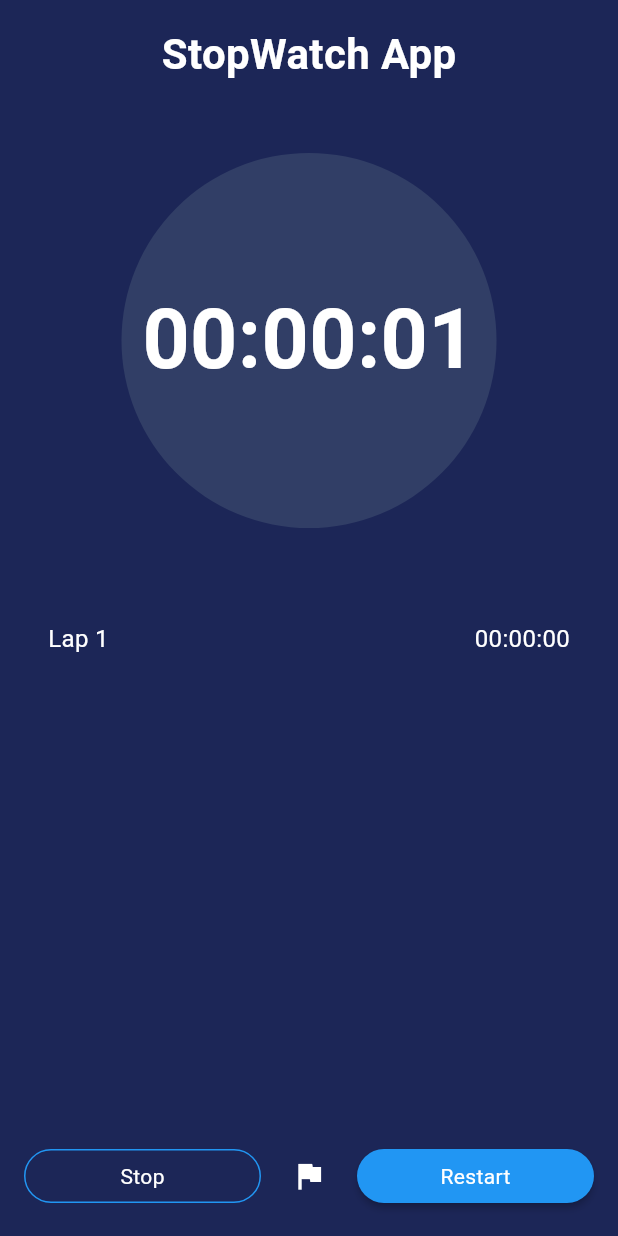
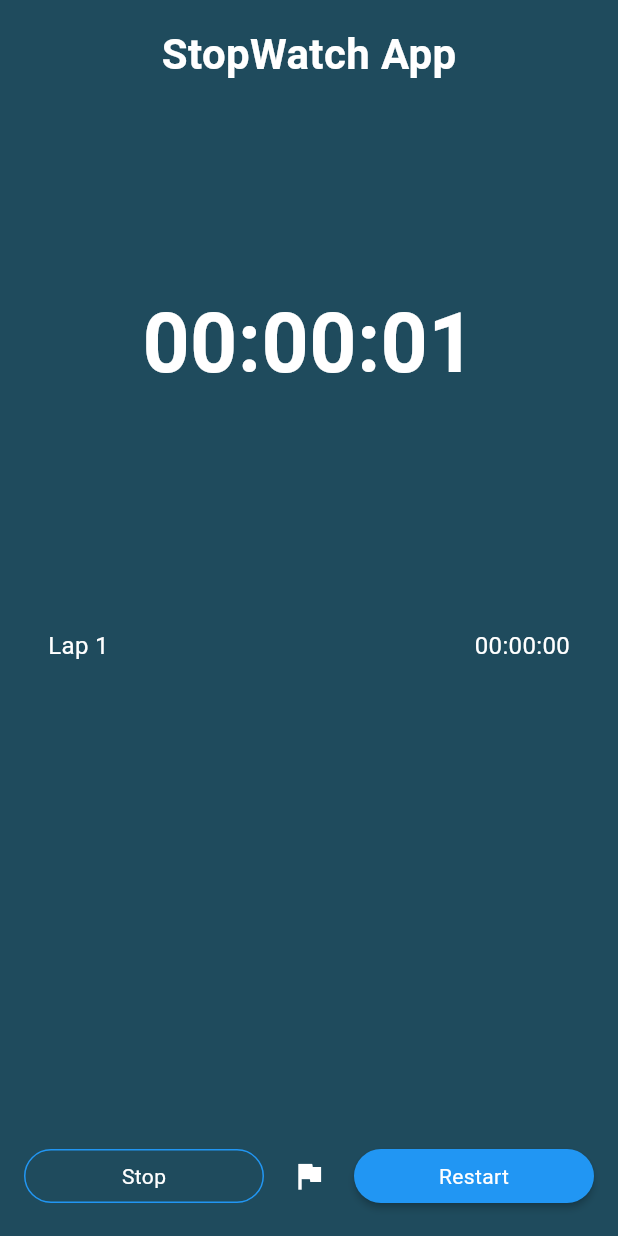
Before and after one commit to Vrushabh102/Vrushabh_wadalkar2.devtern, a Flutter app: the screen it shows after launch, item 2 of the bottom bar chosen, after a tap on "Start", on a phone screen of 412 x 824 dp. Run offline on Flutter 3.47's test engine with Material 3 defaults, Android fonts, the phone set to English and light mode, and no system bars.

Commit message:
completed project

```diff
--- a/lib/home_page.dart
+++ b/lib/home_page.dart
@@ -1,6 +1,7 @@
 import 'dart:async';
 
 import 'package:flutter/material.dart';
+
 class HomePage extends StatefulWidget {
   const HomePage({super.key});
 
@@ -9,43 +10,43 @@ class HomePage extends StatefulWidget {
 }
 
 class _HomePageState extends State {
-
   int sec = 0;
   int min = 0;
   int hrs = 0;
-  String digitSec ="00", digMin="00" ,digHr="00";
+  String digitSec = "00", digMin = "00", digHr = "00";
   Timer? timer;
   bool started = false;
 
-  List Laps=[];
+  List Laps = [];
 
   // stop Function
 
-  void stop()
-  {
+  void stop() {
     timer!.cancel();
     setState(() {
-      started=false;
+      started = false;
     });
   }
 
   // reset Function
 
-  void reset()
-  {
+  void reset() {
     timer!.cancel();
     setState(() {
-      sec = 0; min = 0; hrs =0;
-      digitSec="00"; digMin="00";digHr="00";
+      sec = 0;
+      min = 0;
+      hrs = 0;
+      digitSec = "00";
+      digMin = "00";
+      digHr = "00";
       Laps.clear();
-      started=false;
+      started = false;
     });
   }
 
   // adding Laps Function
 
-  void addlap()
-  {
+  void addlap() {
     String lap = "$digHr:$digMin:$digitSec";
     setState(() {
       Laps.add(lap);
@@ -54,36 +55,30 @@ class _HomePageState extends State {
 
   //  start Function
 
-  void start()
-  {
-    started=true;
-    timer = Timer.periodic(Duration(seconds: 1), (timer) {
-      int localsec= sec +1;
+  void start() {
+    started = true;
+    timer = Timer.periodic(const Duration(seconds: 1), (timer) {
+      int localsec = sec + 1;
       int localmin = min;
       int localhours = hrs;
-      if(localsec >59)
-      {
-        if(localmin >59)
-        {
+      if (localsec > 59) {
+        if (localmin > 59) {
           localhours++;
-          localmin=0;
-        }
-        else
-        {
+          localmin = 0;
+        } else {
           localmin++;
-          localsec=0;
+          localsec = 0;
         }
       }
 
       setState(() {
-        sec =localsec;
-        min =localmin;
-        hrs =localhours;
+        sec = localsec;
+        min = localmin;
+        hrs = localhours;
 
-        digitSec = (sec >=10)?"$sec ":"0$sec";
-        digMin = (min>=10)?"$min":"0$min";
-        digHr = (hrs>=10)?"$hrs":"0$hrs";
-
+        digitSec = (sec >= 10) ? "$sec " : "0$sec";
+        digMin = (min >= 10) ? "$min" : "0$min";
+        digHr = (hrs >= 10) ? "$hrs" : "0$hrs";
       });
     });
   }
@@ -91,39 +86,37 @@ class _HomePageState extends State {
   @override
   Widget build(BuildContext context) {
     return Scaffold(
-      backgroundColor: Color(0xFF1C2657),
+      backgroundColor: const Color.fromARGB(255, 31, 75, 93),
       body: SafeArea(
         child: Padding(
-          padding: EdgeInsets.all(16.0),
+          padding: const EdgeInsets.all(16.0),
           child: Column(
             mainAxisAlignment: MainAxisAlignment.spaceBetween,
             crossAxisAlignment: CrossAxisAlignment.center,
             children: [
-              Center(
+              const Center(
                 child: Text(
                   'StopWatch App',
                   style: TextStyle(
                       fontSize: 28.0,
                       fontWeight: FontWeight.bold,
-                      color: Colors.white
-                  ),
+                      color: Colors.white),
                 ),
               ),
               Expanded(
                 child: Container(
                   width: 250,
                   height: 250,
-                  decoration: BoxDecoration(
-                      color: Color(0xFF313E66)
-                      ,
-                      shape: BoxShape.circle
-                  ),
-                  child:  Center(
-                    child: Text('$digHr:$digMin:$digitSec',style: TextStyle(
+                  decoration: const BoxDecoration(
+                      color: Color.fromARGB(255, 31, 75, 93), shape: BoxShape.circle),
+                  child: Center(
+                    child: Text(
+                      '$digHr:$digMin:$digitSec',
+                      style: const TextStyle(
                           color: Colors.white,
                           fontSize: 55.0,
-                        fontWeight: FontWeight.w600
-                    ),),
+                          fontWeight: FontWeight.w600),
+                    ),
                   ),
                 ),
               ),
@@ -132,80 +125,78 @@ class _HomePageState extends State {
                   height: 400.0,
                   decoration: BoxDecoration(
                       // color: Color(0xFF313E66),
-                      borderRadius: BorderRadius.circular(10.0)
-                  ),
+                      borderRadius: BorderRadius.circular(10.0)),
                   child: ListView.builder(
                       itemCount: Laps.length,
-                      itemBuilder: (context,index)
-                      {
+                      itemBuilder: (context, index) {
                         return Padding(
-                          padding: EdgeInsets.all(16.0),
+                          padding: const EdgeInsets.all(16.0),
                           child: Row(
                             mainAxisAlignment: MainAxisAlignment.spaceBetween,
                             children: [
-                              Text("Lap ${index+1}",style: TextStyle(
-                                  fontSize: 16.0,
-                                  color: Colors.white),
+                              Text(
+                                "Lap ${index + 1}",
+                                style: const TextStyle(
+                                    fontSize: 16.0, color: Colors.white),
                               ),
-                              Text("${Laps[index]}",style: TextStyle(
-                                  fontSize: 16.0,
-                                  color: Colors.white),
+                              Text(
+                                "${Laps[index]}",
+                                style: const TextStyle(
+                                    fontSize: 16.0, color: Colors.white),
                               ),
                             ],
                           ),
                         );
-                      }
+                      }),
                 ),
               ),
-              ),
-              SizedBox(
-                height: 20.0,
+              const SizedBox(
+                height: 10.0,
               ),
               Row(
                 mainAxisAlignment: MainAxisAlignment.spaceBetween,
                 children: [
                   Expanded(
                       child: RawMaterialButton(
-                        onPressed: (){
-                          (!started) ? start(): stop();
+                    onPressed: () {
+                      (!started) ? start() : stop();
                     },
-                        shape: StadiumBorder(
-                            side: BorderSide(color: Colors.blue)
+                    shape: const StadiumBorder(
+                        side: BorderSide(color: Colors.blue)),
+                    child: Text(
+                      (!started) ? "Start" : "Stop",
+                      style: const TextStyle(color: Colors.white),
                     ),
-                        child: Text((!started)?"Start":"Stop",
-                          style: TextStyle(
-                              color: Colors.white
-                          ),),
                   )),
-                  SizedBox(
-                    width: 8.0,
+                  const SizedBox(
+                    width: 6.0,
                   ),
                   IconButton(
-                    onPressed: (){
+                    onPressed: () {
                       addlap();
                     },
-                    icon: Icon(Icons.flag,
-                      color: Colors.white,),
+                    icon: const Icon(
+                      Icons.flag,
+                      color: Colors.white,
                     ),
-                  SizedBox(
-                    width: 8.0,
+                  ),
+                  const SizedBox(
+                    width: 6.0,
                   ),
                   Expanded(
                       child: RawMaterialButton(
-                        onPressed: (){
+                    onPressed: () {
                       reset();
                     },
                     fillColor: Colors.blue,
-                        shape: StadiumBorder(),
-                        child: Text('Restart',
-                          style: TextStyle(
-                              color: Colors.white
-                          ),),
+                    shape: const StadiumBorder(),
+                    child: const Text(
+                      'Restart',
+                      style: TextStyle(color: Colors.white),
+                    ),
                   ))
                 ],
-
               ),
-
             ],
           ),
         ),
--- a/lib/main.dart
+++ b/lib/main.dart
@@ -9,13 +9,11 @@ void main() {
 class MyApp extends StatelessWidget {
   const MyApp({super.key});
 
-  // This widget is the root of your application.
   @override
   Widget build(BuildContext context) {
-    return MaterialApp(
+    return const MaterialApp(
       debugShowCheckedModeBanner: false,
       home: HomePage(),
-
     );
   }
 }
--- a/pubspec.yaml
+++ b/pubspec.yaml
@@ -19,7 +19,7 @@ publish_to: 'none' # Remove this line if you wish to publish to pub.dev
 version: 1.0.0+1
 
 environment:
-  sdk: '>=3.3.1 <4.0.0'
+  sdk: '>=3.3.0 <4.0.0'
 
 # Dependencies specify other packages that your package needs in order to work.
 # To automatically upgrade your package dependencies to the latest versions
```
Also changed, not shown: pubspec.lock. Lines whose indentation alone changed are shown as unchanged.
